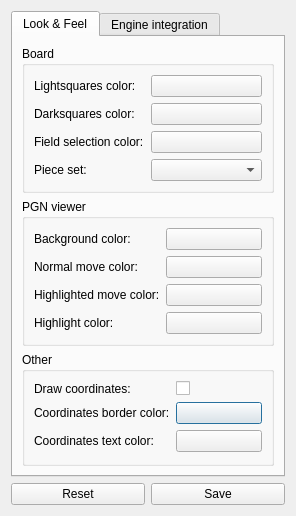
Qt form src/gui/forms/settings-dialog.ui (krwc/qtchess) before a commit.
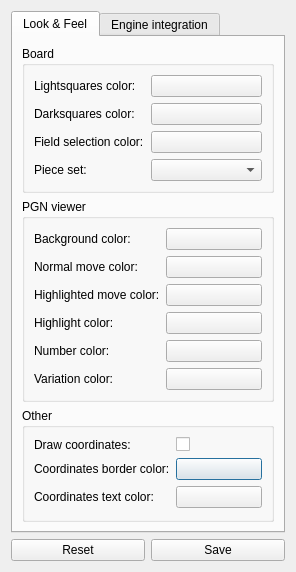
The same form after that commit. Custom widgets are drawn as their Qt base class.

Patch:
```diff
--- a/src/gui/forms/settings-dialog.ui
+++ b/src/gui/forms/settings-dialog.ui
@@ -7,7 +7,7 @@
     <x>0</x>
     <y>0</y>
     <width>296</width>
-    <height>516</height>
+    <height>572</height>
    </rect>
   </property>
   <property name="sizePolicy">
@@ -185,20 +185,6 @@
               </property>
              </widget>
             </item>
-            <item row="1" column="1">
-             <widget class="ColorButton" name="pgnNoMoveColor">
-              <property name="text">
-               <string/>
-              </property>
-             </widget>
-            </item>
-            <item row="2" column="1">
-             <widget class="ColorButton" name="pgnHiMoveColor">
-              <property name="text">
-               <string/>
-              </property>
-             </widget>
-            </item>
             <item row="3" column="1">
              <widget class="ColorButton" name="pgnHiColor">
               <property name="text">
@@ -206,6 +192,48 @@
               </property>
              </widget>
             </item>
+            <item row="2" column="1">
+             <widget class="ColorButton" name="pgnHiMoveColor">
+              <property name="text">
+               <string/>
+              </property>
+             </widget>
+            </item>
+            <item row="1" column="1">
+             <widget class="ColorButton" name="pgnNoMoveColor">
+              <property name="text">
+               <string/>
+              </property>
+             </widget>
+            </item>
+            <item row="4" column="0">
+             <widget class="QLabel" name="label_12">
+              <property name="text">
+               <string>Number color:</string>
+              </property>
+             </widget>
+            </item>
+            <item row="4" column="1">
+             <widget class="ColorButton" name="pgnNumberColor">
+              <property name="text">
+               <string/>
+              </property>
+             </widget>
+            </item>
+            <item row="5" column="0">
+             <widget class="QLabel" name="label_13">
+              <property name="text">
+               <string>Variation color:</string>
+              </property>
+             </widget>
+            </item>
+            <item row="5" column="1">
+             <widget class="ColorButton" name="pgnVariationColor">
+              <property name="text">
+               <string/>
+              </property>
+             </widget>
+            </item>
            </layout>
           </widget>
          </item>
```
